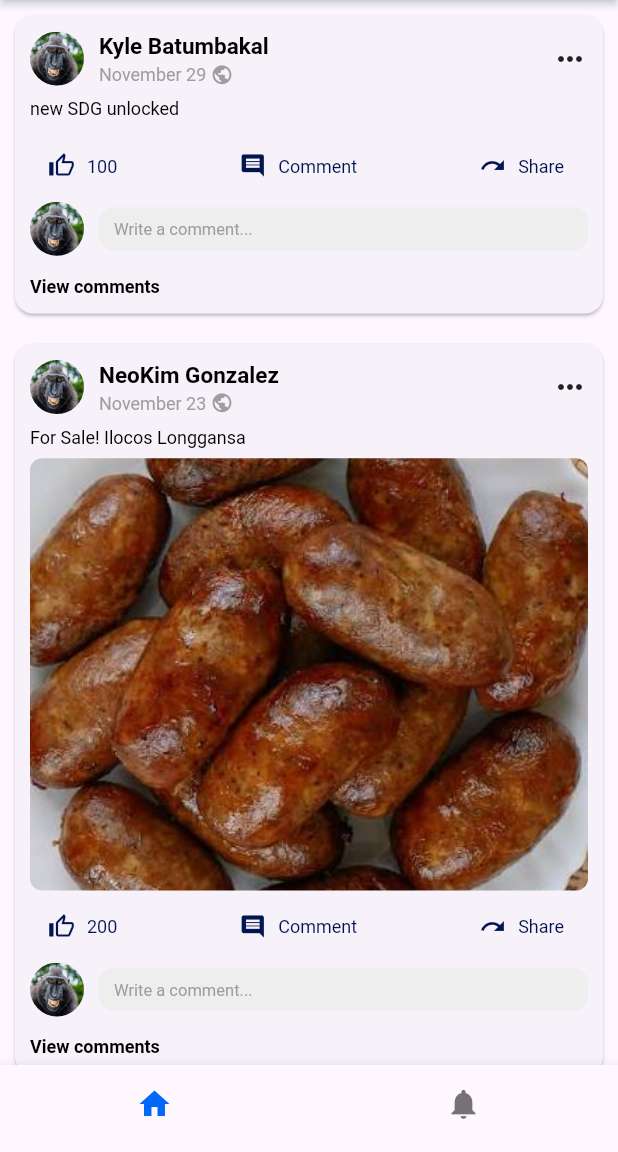
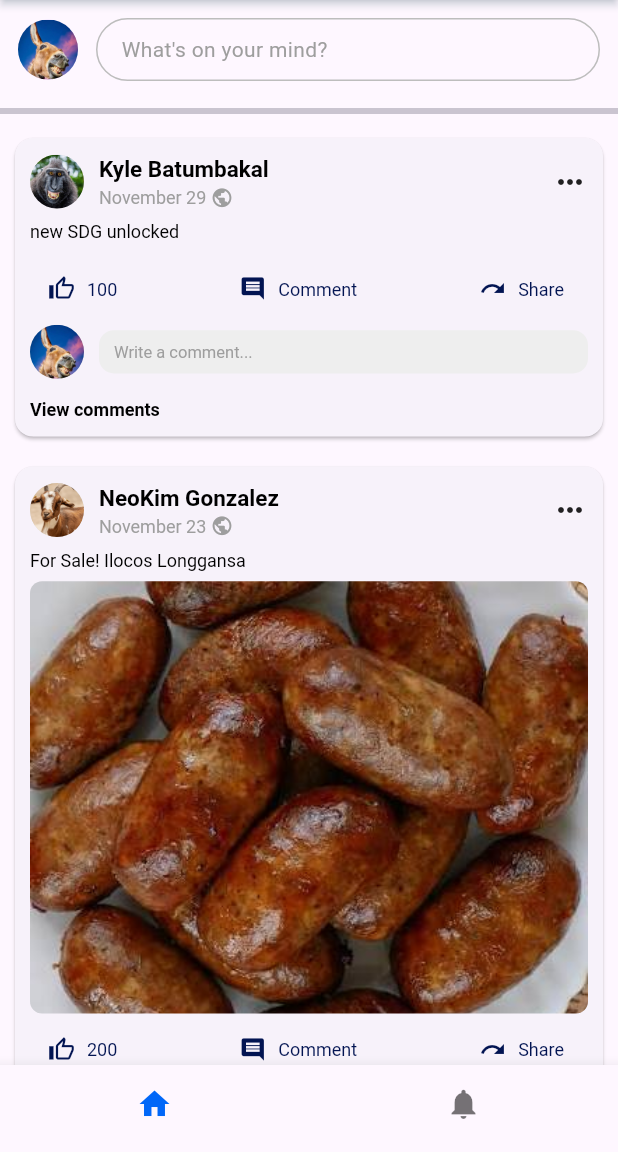
Before and after one commit to imnotria/metrillo_mobprogAY2627, a Flutter app: the screen it shows after launch, on a phone screen of 412 x 824 dp, the part 84-1236 px from its top. Run offline on Flutter 3.47's test engine with Material 3 defaults, Android fonts, the phone set to English and light mode, and no system bars; our stand-ins replace flutter_screenutil, material_ui; Roboto replaces fonts that are missing (Frutiger, Klavika).

Commit message:
update ulit

```diff
--- a/lib/screens/newsfeed_screen.dart
+++ b/lib/screens/newsfeed_screen.dart
@@ -7,21 +7,50 @@ class NewsFeedScreen extends StatelessWidget {
   @override
   Widget build(BuildContext context) {
     return ListView(
-      children: const [
-        NewsFeedCard(
+      children: [
+        // Logged-in user's profile / status bar section
+        Padding(
+          padding: const EdgeInsets.all(12.0),
+          child: Row(
+            children: [
+              const CircleAvatar(
+                radius: 20,
+                backgroundImage: AssetImage('assets/images/donkey.jpeg'),
+              ),
+              const SizedBox(width: 12),
+              Expanded(
+                child: Container(
+                  padding: const EdgeInsets.symmetric(horizontal: 16, vertical: 10),
+                  decoration: BoxDecoration(
+                    border: Border.all(color: Colors.grey.shade400),
+                    borderRadius: BorderRadius.circular(25),
+                  ),
+                  child: const Text(
+                    "What's on your mind?",
+                    style: TextStyle(color: Colors.grey),
+                  ),
+                ),
+              ),
+            ],
+          ),
+        ),
+        const Divider(thickness: 4),
+
+        // Existing News Feed Posts
+        const NewsFeedCard(
           userName: 'Kyle Batumbakal',
           postContent: 'new SDG unlocked',
           numOfLikes: 100,
           date: 'November 29',
           avatarPath: 'assets/images/monkey.jpg', // profile photo
         ),
-        NewsFeedCard(
+        const NewsFeedCard(
           userName: 'NeoKim Gonzalez',
           postContent: 'For Sale! Ilocos Longgansa',
           numOfLikes: 200,
           hasImage: true,
           date: 'November 23',
-          avatarPath: 'assets/images/monkey.jpg', // profile photo
+          avatarPath: 'assets/images/goat.png', // profile photo
           imagePath: 'assets/images/ilocos.jpeg', // post photo
         ),
       ],
--- a/lib/widgets/newsfeed_card.dart
+++ b/lib/widgets/newsfeed_card.dart
@@ -11,6 +11,8 @@ class NewsFeedCard extends StatelessWidget {
   final bool hasImage;
   final String? imagePath;
   final String? avatarPath;
+  // Profile photo of the Facebook account owner (the one writing comments)
+  final String ownerAvatarPath;
 
   const NewsFeedCard({
     super.key,
@@ -21,21 +23,25 @@ class NewsFeedCard extends StatelessWidget {
     this.hasImage = false,
     this.imagePath,
     this.avatarPath,
+    this.ownerAvatarPath = 'assets/images/donkey.jpeg',
   });
 
-  // Enhancement 2: avatar widget
-  Widget _buildAvatar() {
+  Widget _buildAvatar(String? path) {
     return CircleAvatar(
       radius: ScreenUtil().setWidth(18),
       backgroundColor: Colors.grey[300],
-      backgroundImage: avatarPath != null ? AssetImage(avatarPath!) : null,
-      child: avatarPath == null
+      backgroundImage: path != null ? AssetImage(path) : null,
+      onBackgroundImageError: path != null
+          ? (exception, stackTrace) {
+              debugPrint('Failed to load avatar ($path): $exception');
+            }
+          : null,
+      child: path == null
           ? const Icon(Icons.person, color: Colors.black54)
           : null,
     );
   }
 
-  // Enhancement 1: dynamic post image
   Widget _buildPostImage() {
     if (!hasImage) return const SizedBox.shrink();
 
@@ -74,11 +80,11 @@ class NewsFeedCard extends StatelessWidget {
         child: Column(
           crossAxisAlignment: CrossAxisAlignment.start,
           children: [
-            // Header
+            // Post author header (keeps monkey.jpg from avatarPath)
             Row(
               mainAxisAlignment: MainAxisAlignment.start,
               children: [
-                _buildAvatar(),
+                _buildAvatar(avatarPath),
                 SizedBox(width: ScreenUtil().setWidth(10)),
                 Column(
                   crossAxisAlignment: CrossAxisAlignment.start,
@@ -124,7 +130,7 @@ class NewsFeedCard extends StatelessWidget {
 
             _buildPostImage(),
 
-            // Action buttons (Enhancement 3)
+            // Action buttons
             Row(
               mainAxisAlignment: MainAxisAlignment.spaceBetween,
               children: [
@@ -142,10 +148,10 @@ class NewsFeedCard extends StatelessWidget {
               ],
             ),
 
-            // Write a comment
+            // Write a comment (uses ownerAvatarPath -> donkey.jpeg)
             Row(
               children: [
-                _buildAvatar(),
+                _buildAvatar(ownerAvatarPath),
                 SizedBox(width: ScreenUtil().setWidth(10)),
                 Expanded(
                   child: Container(
```
Also changed, not shown: assets/images/donkey.jpeg (added), assets/images/goat.png (added).
